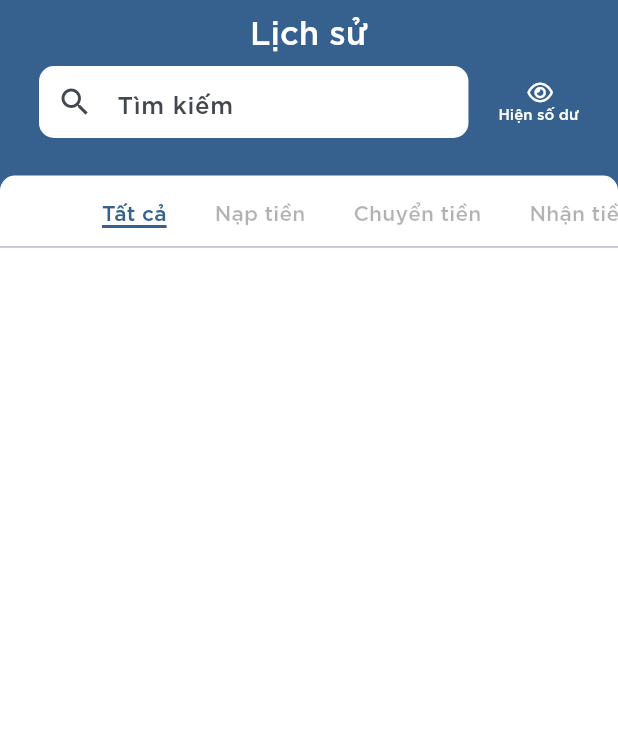
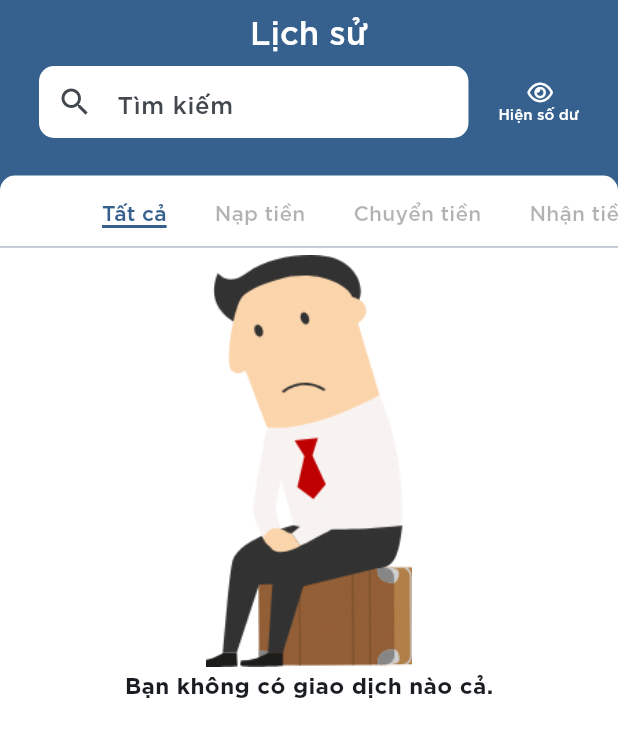
Before and after one commit to hiepchau/NFCEWallet, a Flutter app: the HistoryPage screen opened directly, on a phone screen of 412 x 824 dp. Shown: the top 737 px of the screen. Run offline on Flutter 3.47's test engine with Material 2 defaults, Android fonts, the phone set to English and light mode, and no system bars; our stand-ins replace animated_bottom_navigation_bar, barcode_widget, bloc, dio, equatable, event_bus and 18 more; missing offline and left inert: barcode_scan2; accounts and stored records are empty; generated files the repository leaves out were written again; statements that could not run were skipped.

Commit message:
update history bloc

```diff
--- a/lib/ui/screen/dashboard_page.dart
+++ b/lib/ui/screen/dashboard_page.dart
@@ -2,6 +2,7 @@ import 'package:flutter/material.dart';
 import 'package:flutter/widgets.dart';
 import 'package:flutter_screenutil/flutter_screenutil.dart';
 import 'package:font_awesome_flutter/font_awesome_flutter.dart';
+import 'package:nfc_e_wallet/main.dart';
 import 'package:nfc_e_wallet/ui/widgets/shortcut_widget/shortcut_icon.dart';
 import '../../utils/list_utils.dart';
 import '../../utils/widget_utils.dart';
@@ -27,7 +28,7 @@ class _Dashboard extends State<Dashboard> with TickerProviderStateMixin {
         automaticallyImplyLeading: false,
         backgroundColor: primary,
         title: Text(
-          'Xin chào, Hiep Chau',
+          'Xin chào, ${user.full_name}',
           style: TextStyle(color: onPrimary, fontSize: 18),
         ),
         actions: [
--- a/lib/ui/screen/history/history_page.dart
+++ b/lib/ui/screen/history/history_page.dart
@@ -8,7 +8,6 @@ import 'package:nfc_e_wallet/data/model/transaction.dart';
 import 'package:nfc_e_wallet/ui/screen/history/bloc/history_bloc.dart';
 
 import '../../style/color.dart';
-import 'history_list.dart';
 import 'history_widget.dart';
 
 class HistoryPage extends StatefulWidget {
@@ -144,16 +143,17 @@ class _HistoryPage extends State<HistoryPage> {
                   : MediaQuery.of(context).size.width),
           child: TabBarView(children: [
             everythingHistoryScreen(context, state),
-            depositHistoryScreen(),
-            transferistoryScreen(),
-            receiveHistoryScreen(),
-            mobileHistoryScreen(),
-            withdrawHistoryScreen(),
+            depositHistoryScreen(context, state),
+            transferistoryScreen(context, state),
+            receiveHistoryScreen(context, state),
+            mobileHistoryScreen(context, state),
+            withdrawHistoryScreen(context, state),
           ])),
     );
   }
 
   Widget everythingHistoryScreen(BuildContext context, HistoryState state) {
+    bool isNull = true;
     List<Widget> listWidget = List<Widget>.empty(growable: true);
     List<Transaction> listTransaction = List.from(state.listTransactions);
     listTransaction.sort(((a, b) {
@@ -163,6 +163,150 @@ class _HistoryPage extends State<HistoryPage> {
     }));
     int temp = 0;
     for (Transaction transaction in listTransaction) {
+      if (DateTime.parse(transaction.time!).month != temp) {
+        isNull = false;
+        temp = DateTime.parse(transaction.time!).month;
+        listWidget.add(Padding(
+            padding: const EdgeInsets.only(left: 20),
+            child: Text(
+              "Tháng $temp",
+              style: TextStyle(
+                  fontSize: MediaQuery.of(context).size.width > 900
+                      ? 30
+                      : MediaQuery.of(context).size.width > 350
+                          ? 25
+                          : 20,
+                  color: primary,
+                  fontFamily: 'SVN-Gotham',
+                  fontWeight: FontWeight.w700),
+            )));
+      }
+      if (transaction.type == "RECEIVE") {
+        isNull=false;
+        listWidget.add(buildReceiveWidget(transaction));
+      }
+      if (transaction.type == "TRANSFER") {
+        isNull=false;
+        listWidget.add(buildTransferWidget(transaction));
+      }
+      if (transaction.type == "WITHDRAW") {
+        isNull=false;
+        listWidget.add(buildWithdrawWidget(transaction));
+      }
+      if (transaction.type == "PHONE") {
+        isNull=false;
+        listWidget.add(buildPhoneWidget(transaction));
+      }
+      if (transaction.type == "DEPOSIT") {
+        isNull=false;
+        listWidget.add(buildDepositWidget(transaction));
+      }
+    }
+    if(isNull){
+      listWidget=buildNoTransactionWidget(listWidget);
+    }
+    return ListView(
+      padding: const EdgeInsets.all(5),
+      children: listWidget,
+    );
+  }
+
+  Widget depositHistoryScreen(BuildContext context, HistoryState state) {
+    bool isNull = true;
+    List<Widget> listWidget = List<Widget>.empty(growable: true);
+    List<Transaction> listTransaction = List.from(state.listTransactions);
+    listTransaction.sort(((a, b) {
+      DateTime dateA = DateTime.parse(a.time!);
+      DateTime dateB = DateTime.parse(b.time!);
+      return dateB.compareTo(dateA);
+    }));
+    int temp = 0;
+    for (var transaction in listTransaction) {
+      if (DateTime.parse(transaction.time!).month != temp) {
+        temp = DateTime.parse(transaction.time!).month;
+        listWidget.add(Padding(
+            padding: const EdgeInsets.only(left: 20),
+            child: Text(
+              "Tháng $temp",
+              style: TextStyle(
+                  fontSize: MediaQuery.of(context).size.width > 900
+                      ? 30
+                      : MediaQuery.of(context).size.width > 350
+                          ? 25
+                          : 20,
+                  color: primary,
+                  fontFamily: 'SVN-Gotham',
+                  fontWeight: FontWeight.w700),
+            )));
+      }
+      if (transaction.type == "DEPOSIT") {
+        isNull = false;
+        listWidget.add(buildDepositWidget(transaction));
+      }
+    }
+    if (isNull == true) {
+      listWidget = buildNoTransactionWidget(listWidget);
+    }
+    return ListView(
+      padding: const EdgeInsets.all(5),
+      children: listWidget,
+    );
+  }
+
+  Widget transferistoryScreen(BuildContext context, HistoryState state) {
+    bool isNull = true;
+    List<Transaction> listTransaction = List.from(state.listTransactions);
+    listTransaction.sort(((a, b) {
+      DateTime dateA = DateTime.parse(a.time!);
+      DateTime dateB = DateTime.parse(b.time!);
+      return dateB.compareTo(dateA);
+    }));
+    int temp = 0;
+    List<Widget> listWidget = List<Widget>.empty(growable: true);
+    for (var transaction in listTransaction) {
+      if (DateTime.parse(transaction.time!).month != temp) {
+        temp = DateTime.parse(transaction.time!).month;
+        listWidget.add(Padding(
+            padding: const EdgeInsets.only(left: 20),
+            child: Text(
+              "Tháng $temp",
+              style: TextStyle(
+                  fontSize: MediaQuery.of(context).size.width > 900
+                      ? 30
+                      : MediaQuery.of(context).size.width > 350
+                          ? 25
+                          : 20,
+                  color: primary,
+                  fontFamily: 'SVN-Gotham',
+                  fontWeight: FontWeight.w700),
+            )));
+      }
+      if (transaction.type == "TRANSFER") {
+        isNull = false;
+        listWidget.add(buildTransferWidget(transaction));
+      }
+    }
+    if(isNull){
+      listWidget = buildNoTransactionWidget(listWidget);
+    }
+    return ListView(
+      padding: const EdgeInsets.all(5),
+      children: listWidget,
+    );
+  }
+
+  Widget receiveHistoryScreen(BuildContext context, HistoryState state) {
+    bool isNull = true;
+    List<Transaction> listTransaction = List.from(state.listTransactions);
+
+    listTransaction.sort(((a, b) {
+      DateTime dateA = DateTime.parse(a.time!);
+      DateTime dateB = DateTime.parse(b.time!);
+      return dateB.compareTo(dateA);
+    }));
+    int temp = 0;
+    List<Widget> listWidget = List<Widget>.empty(growable: true);
+    for (var transaction in listTransaction) {
       if (DateTime.parse(transaction.time!).month != temp) {
         temp = DateTime.parse(transaction.time!).month;
         listWidget.add(Padding(
@@ -181,55 +325,12 @@ class _HistoryPage extends State<HistoryPage> {
             )));
       }
       if (transaction.type == "RECEIVE") {
-        listWidget.add(HistoryWidget(
-            icon: Icons.arrow_downward_rounded,
-            iconColor: Colors.green,
-            title: "Nhận tiền",
-            subtitle: "Nhận tiền từ " + transaction.from_User,
-            time: transaction.time!,
-            balance: "",
-            amount: "+" + transaction.amount.toString()));
+        isNull = false;
+        listWidget.add(buildReceiveWidget(transaction));
       }
-      if (transaction.type == "TRANSFER") {
-        listWidget.add(HistoryWidget(
-            icon: FontAwesomeIcons.moneyBillTransfer,
-            iconColor: Colors.green,
-            title: "Chuyển tiền",
-            subtitle: "Chuyển tiền đến " + transaction.to_User,
-            time: transaction.time!,
-            balance: "",
-            amount: "-" + transaction.amount.toString()));
-      }
-      // if (element["type"] == "withdraw") {
-      //   listWidget.add(HistoryWidget(
-      //       icon: Icons.account_balance_wallet_rounded,
-      //       iconColor: Colors.redAccent,
-      //       title: "Rút tiền",
-      //       subtitle: "Rút tiền về " + element["to"],
-      //       time: element["time"],
-      //       balance: element["balance"],
-      //       amount: "-" + element["amount"]));
-      // }
-      // if (element["type"] == "phone") {
-      //   listWidget.add(HistoryWidget(
-      //       icon: Icons.phone_android,
-      //       iconColor: Colors.blueAccent,
-      //       title: "Nạp tiền điện thoại",
-      //       subtitle: "Nạp cho số " + element["to"],
-      //       time: element["time"],
-      //       balance: element["balance"],
-      //       amount: "-" + element["amount"]));
-      // }
-      // if (element["type"] == "deposit") {
-      //   listWidget.add(HistoryWidget(
-      //       icon: Icons.monetization_on_outlined,
-      //       iconColor: Colors.green,
-      //       title: "Nạp tiền",
-      //       subtitle: "Nạp tiền từ " + element["from"],
-      //       time: element["time"],
-      //       balance: element["balance"],
-      //       amount: "+" + element["balance"]));
-      //}
+    }
+    if(isNull){
+      listWidget=buildNoTransactionWidget(listWidget);
     }
     return ListView(
       padding: const EdgeInsets.all(5),
@@ -237,17 +338,20 @@ class _HistoryPage extends State<HistoryPage> {
     );
   }
 
-  Widget depositHistoryScreen() {
-    List<Widget> listWidget = List<Widget>.empty(growable: true);
-    historyList.sort(((a, b) {
-      DateTime dateA = DateTime.parse(a["time"]);
-      DateTime dateB = DateTime.parse(b["time"]);
+  Widget mobileHistoryScreen(BuildContext context, HistoryState state) {
+    bool isNull = true;
+    List<Transaction> listTransaction = List.from(state.listTransactions);
+
+    listTransaction.sort(((a, b) {
+      DateTime dateA = DateTime.parse(a.time!);
+      DateTime dateB = DateTime.parse(b.time!);
       return dateB.compareTo(dateA);
     }));
     int temp = 0;
-    for (Map element in historyList) {
-      if (DateTime.parse(element["time"]).month != temp) {
-        temp = DateTime.parse(element["time"]).month;
+    List<Widget> listWidget = List<Widget>.empty(growable: true);
+    for (var transaction in listTransaction) {
+      if (DateTime.parse(transaction.time!).month != temp) {
+        temp = DateTime.parse(transaction.time!).month;
         listWidget.add(Padding(
             padding: const EdgeInsets.only(left: 20),
             child: Text(
@@ -263,17 +367,13 @@ class _HistoryPage extends State<HistoryPage> {
                   fontWeight: FontWeight.w700),
             )));
       }
-      if (element["type"] == "deposit") {
-        listWidget.add(HistoryWidget(
-          icon: Icons.monetization_on_outlined,
-          iconColor: Colors.green,
-          title: "Nạp tiền",
-          subtitle: "Nạp tiền từ " + element["from"],
-          time: element["time"],
-          balance: element["balance"],
-          amount: "+" + element["balance"],
-        ));
+      if (transaction.type == "PHONE") {
+        isNull = false;
+        listWidget.add(buildPhoneWidget(transaction));
       }
+    }
+    if(isNull){
+      listWidget=buildNoTransactionWidget(listWidget);
     }
     return ListView(
       padding: const EdgeInsets.all(5),
@@ -281,17 +381,20 @@ class _HistoryPage extends State<HistoryPage> {
     );
   }
 
-  Widget transferistoryScreen() {
-    historyList.sort(((a, b) {
-      DateTime dateA = DateTime.parse(a["time"]);
-      DateTime dateB = DateTime.parse(b["time"]);
+  Widget withdrawHistoryScreen(BuildContext context, HistoryState state) {
+    bool isNull = true;
+    List<Transaction> listTransaction = List.from(state.listTransactions);
+
+    listTransaction.sort(((a, b) {
+      DateTime dateA = DateTime.parse(a.time!);
+      DateTime dateB = DateTime.parse(b.time!);
       return dateB.compareTo(dateA);
     }));
     int temp = 0;
     List<Widget> listWidget = List<Widget>.empty(growable: true);
-    for (Map element in historyList) {
-      if (DateTime.parse(element["time"]).month != temp) {
-        temp = DateTime.parse(element["time"]).month;
+    for (var transaction in listTransaction) {
+      if (DateTime.parse(transaction.time!).month != temp) {
+        temp = DateTime.parse(transaction.time!).month;
         listWidget.add(Padding(
             padding: const EdgeInsets.only(left: 20),
             child: Text(
@@ -307,16 +410,13 @@ class _HistoryPage extends State<HistoryPage> {
                   fontWeight: FontWeight.w700),
             )));
       }
-      if (element["type"] == "transfer") {
-        listWidget.add(HistoryWidget(
-            icon: FontAwesomeIcons.moneyBillTransfer,
-            iconColor: Colors.green,
-            title: "Chuyển tiền",
-            subtitle: "Chuyển tiền đến " + element["to"],
-            time: element["time"],
-            balance: element["balance"],
-            amount: "-" + element["amount"]));
+      if (transaction.type == "WITHDRAW") {
+        isNull = false;
+        listWidget.add(buildWithdrawWidget(transaction));
       }
+    }
+    if(isNull){
+      listWidget = buildNoTransactionWidget(listWidget);
     }
     return ListView(
       padding: const EdgeInsets.all(5),
@@ -324,133 +424,94 @@ class _HistoryPage extends State<HistoryPage> {
     );
   }
 
-  Widget receiveHistoryScreen() {
-    historyList.sort(((a, b) {
-      DateTime dateA = DateTime.parse(a["time"]);
-      DateTime dateB = DateTime.parse(b["time"]);
-      return dateB.compareTo(dateA);
-    }));
-    int temp = 0;
-    List<Widget> listWidget = List<Widget>.empty(growable: true);
-    for (Map element in historyList) {
-      if (DateTime.parse(element["time"]).month != temp) {
-        temp = DateTime.parse(element["time"]).month;
-        listWidget.add(Padding(
-            padding: const EdgeInsets.only(left: 20),
-            child: Text(
-              "Tháng $temp",
-              style: TextStyle(
-                  fontSize: MediaQuery.of(context).size.width > 900
-                      ? 30
-                      : MediaQuery.of(context).size.width > 350
-                          ? 25
-                          : 20,
-                  color: primary,
-                  fontFamily: 'SVN-Gotham',
-                  fontWeight: FontWeight.w700),
-            )));
-      }
-      if (element["type"] == "receive") {
-        listWidget.add(HistoryWidget(
-            icon: Icons.arrow_downward_rounded,
+  Widget buildTransferWidget(Transaction transaction){
+    return HistoryWidget(
+            transaction: transaction,
+            icon: FontAwesomeIcons.moneyBillTransfer,
             iconColor: Colors.green,
-            title: "Nhận tiền",
-            subtitle: "Nhận tiền từ " + element["from"],
-            time: element["time"],
-            balance: element["balance"],
-            amount: "+" + element["amount"]));
-      }
-    }
-    return ListView(
-      padding: const EdgeInsets.all(5),
-      children: listWidget,
-    );
+            title: "Chuyển tiền",
+            subtitle: "Chuyển tiền đến " + transaction.to_User,
+            time: transaction.time!,
+            balance: "",
+            amount: "-" + transaction.amount.toString());
   }
 
-  Widget mobileHistoryScreen() {
-    historyList.sort(((a, b) {
-      DateTime dateA = DateTime.parse(a["time"]);
-      DateTime dateB = DateTime.parse(b["time"]);
-      return dateB.compareTo(dateA);
-    }));
-    int temp = 0;
-    List<Widget> listWidget = List<Widget>.empty(growable: true);
-    for (Map element in historyList) {
-      if (DateTime.parse(element["time"]).month != temp) {
-        temp = DateTime.parse(element["time"]).month;
-        listWidget.add(Padding(
-            padding: const EdgeInsets.only(left: 20),
-            child: Text(
-              "Tháng $temp",
-              style: TextStyle(
-                  fontSize: MediaQuery.of(context).size.width > 900
-                      ? 30
-                      : MediaQuery.of(context).size.width > 350
-                          ? 25
-                          : 20,
-                  color: primary,
-                  fontFamily: 'SVN-Gotham',
-                  fontWeight: FontWeight.w700),
-            )));
-      }
-      if (element["type"] == "phone") {
-        listWidget.add(HistoryWidget(
-            icon: Icons.phone_android,
-            iconColor: Colors.blueAccent,
-            title: "Nạp tiền điện thoại",
-            subtitle: "Nạp cho số " + element["to"],
-            time: element["time"],
-            balance: element["balance"],
-            amount: "-" + element["amount"]));
-      }
-    }
-    return ListView(
-      padding: const EdgeInsets.all(5),
-      children: listWidget,
-    );
-  }
-
-  Widget withdrawHistoryScreen() {
-    historyList.sort(((a, b) {
-      DateTime dateA = DateTime.parse(a["time"]);
-      DateTime dateB = DateTime.parse(b["time"]);
-      return dateB.compareTo(dateA);
-    }));
-    int temp = 0;
-    List<Widget> listWidget = List<Widget>.empty(growable: true);
-    for (Map element in historyList) {
-      if (DateTime.parse(element["time"]).month != temp) {
-        temp = DateTime.parse(element["time"]).month;
-        listWidget.add(Padding(
-            padding: const EdgeInsets.only(left: 20),
-            child: Text(
-              "Tháng $temp",
-              style: TextStyle(
-                  fontSize: MediaQuery.of(context).size.width > 900
-                      ? 30
-                      : MediaQuery.of(context).size.width > 350
-                          ? 25
-                          : 20,
-                  color: primary,
-                  fontFamily: 'SVN-Gotham',
-                  fontWeight: FontWeight.w700),
-            )));
-      }
-      if (element["type"] == "withdraw") {
-        listWidget.add(HistoryWidget(
+  Widget buildWithdrawWidget(Transaction transaction) {
+    return HistoryWidget(
+            transaction: transaction,
             icon: Icons.account_balance_wallet_rounded,
             iconColor: Colors.redAccent,
             title: "Rút tiền",
-            subtitle: "Rút tiền về " + element["to"],
-            time: element["time"],
-            balance: element["balance"],
-            amount: "-" + element["amount"]));
-      }
-    }
-    return ListView(
-      padding: const EdgeInsets.all(5),
-      children: listWidget,
+            subtitle: "Rút tiền về " + transaction.to_User,
+            time: transaction.time!,
+            balance: "",
+            amount: "-" + transaction.amount.toString());
+  }
+
+  Widget buildDepositWidget(Transaction transaction) {
+    return HistoryWidget(
+            transaction: transaction,
+            icon: Icons.monetization_on_outlined,
+            iconColor: Colors.green,
+            title: "Nạp tiền",
+            subtitle: "Nạp tiền từ " + transaction.to_User,
+            time: transaction.time!,
+            balance: "",
+            amount: "+" + transaction.amount.toString());
+  }
+
+  Widget buildPhoneWidget(Transaction transaction) {
+    return HistoryWidget(
+        transaction: transaction,
+        icon: Icons.phone_android,
+        iconColor: Colors.blueAccent,
+        title: "Nạp tiền điện thoại",
+        subtitle: "Nạp cho số " + transaction.to_User,
+        time: transaction.time!,
+        balance: "",
+        amount: "-" + transaction.amount.toString());
+  }
+
+  Widget buildReceiveWidget(Transaction transaction) {
+    return HistoryWidget(
+        transaction: transaction,
+        icon: Icons.arrow_downward_rounded,
+        iconColor: Colors.green,
+        title: "Nhận tiền",
+        subtitle: "Nhận tiền từ " + transaction.from_User,
+        time: transaction.time!,
+        balance: "",
+        amount: "+" + transaction.amount.toString());
+  }
+
+  List<Widget> buildNoTransactionWidget(List<Widget> listWidget) {
+    listWidget.clear();
+    listWidget.add(
+      Column(
+        children: [
+          Container(
+            height: MediaQuery.of(context).size.height / 3,
+            width: MediaQuery.of(context).size.width / 3,
+            decoration: const BoxDecoration(
+                image: DecorationImage(
+                    fit: BoxFit.fitHeight,
+                    image: AssetImage("assets/images/icons/cantfind.png"))),
+          ),
+          Text(
+            "Bạn không có giao dịch nào cả.",
+            style: TextStyle(
+              fontSize: MediaQuery.of(context).size.width > 900
+                  ? 15
+                  : MediaQuery.of(context).size.width > 350
+                      ? 15
+                      : 13,
+              fontWeight: FontWeight.bold,
+            ),
+          ),
+        ],
+      ),
     );
+    return listWidget;
   }
 
   void _toggleVisibility() {
@@ -459,6 +520,7 @@ class _HistoryPage extends State<HistoryPage> {
       HistoryWidget.isObscure = obscureText;
     });
   }
+
   String formatDate(String date) {
     DateTime parseDate = DateFormat("yyyy-MM-dd'T'HH:mm:ss.SSS'Z'").parse(date);
     var inputDate = DateTime.parse(parseDate.toString());
--- a/lib/ui/screen/history/history_widget.dart
+++ b/lib/ui/screen/history/history_widget.dart
@@ -1,5 +1,6 @@
 import 'package:flutter/material.dart';
 import 'package:intl/intl.dart';
+import 'package:nfc_e_wallet/data/model/transaction.dart';
 import '../../style/color.dart';
 import 'package:flutter/foundation.dart' show kIsWeb;
 import '../payment/payment_success/payment_success_screen.dart';
@@ -14,7 +15,9 @@ class HistoryWidget extends StatefulWidget {
     required this.time,
     required this.balance,
     required this.amount,
+    required this.transaction,
   });
+  final Transaction transaction;
   final IconData icon;
   final Color iconColor;
   final String title;
@@ -31,11 +34,7 @@ class _HistoryWidget extends State<HistoryWidget> {
   @override
   Widget build(BuildContext context) {
     return GestureDetector(
-      // onTap: () {Navigator.of(context).push(MaterialPageRoute(builder: (context)=> PaymentSuccessScreen(sender: '',
-      //   recipient: '',
-      //   phoneNumber: '',
-      //   message: '',
-      //   paymentTime: '',)));},
+      onTap: () {Navigator.of(context).push(MaterialPageRoute(builder: (context)=> PaymentSuccessScreen(transaction: widget.transaction,)));},
       child: Container(
         width: MediaQuery.of(context).size.width,
         decoration: BoxDecoration(
```
